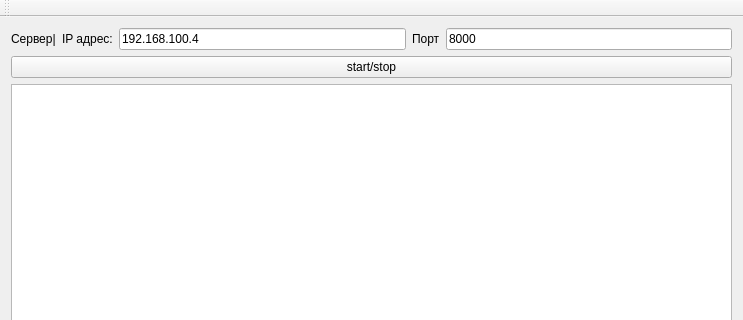
Alex-Sidorov/TeamData, file src/Server/mainwindow.ui: the form before one commit; both pictures show x 0 to 743 and y 0 to 320 of the 743 by 477 pixel window.
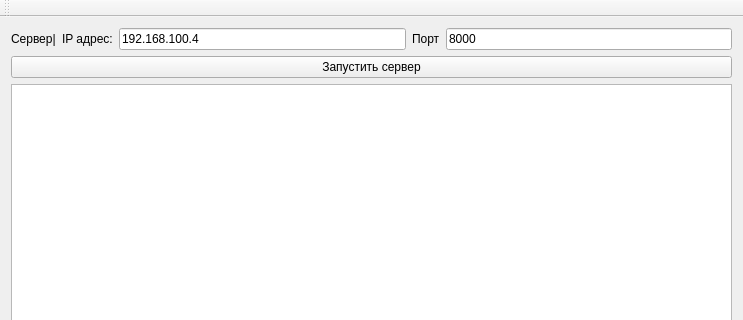
The form after the commit.

```diff
--- a/src/Server/mainwindow.ui
+++ b/src/Server/mainwindow.ui
@@ -57,7 +57,7 @@
     <item>
      <widget class="QPushButton" name="work_button">
       <property name="text">
-       <string>start/stop</string>
+       <string>Запустить сервер</string>
       </property>
      </widget>
     </item>
```
